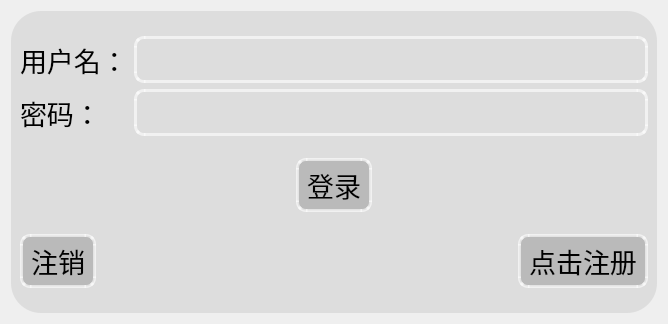
Before: the Qt Designer form wp_demo/tcpclient.ui in JiaYou2124/qt, drawn with Qt 5.
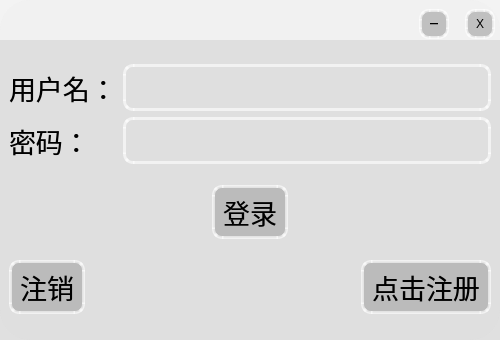
After: the same form once the commit is applied. The open tabs and pages were chosen to show the change. Icons and pictures are not drawn.

What changed in the file:
```diff
--- a/wp_demo/tcpclient.ui
+++ b/wp_demo/tcpclient.ui
@@ -6,10 +6,16 @@
    <rect>
     <x>0</x>
     <y>0</y>
-    <width>668</width>
-    <height>324</height>
+    <width>500</width>
+    <height>340</height>
    </rect>
   </property>
+  <property name="maximumSize">
+   <size>
+    <width>500</width>
+    <height>400</height>
+   </size>
+  </property>
   <property name="windowTitle">
    <string>TcpClient</string>
   </property>
@@ -21,12 +27,15 @@
 {
 	color: rgb(0, 0, 0);
 }
+QWidget#TcpClient
+{
+    border-radius: 30px;
+    background-color: rgba(240, 240, 240, 200);
+}
 QWidget#stackedWidget
 {
-	border-radius:30px;
 	background-color: rgba(150, 150, 150, 50);
 	border-image:url(:/img/img/background2.png);
-
 }
 QLabel
 {
@@ -78,7 +87,9 @@
 QPushButton#back_pb,
 QPushButton#regist_pb,
 QPushButton#code_pb,
-QPushButton#zhuxiao_pb
+QPushButton#zhuxiao_pb,
+QPushButton#close_pb,
+QPushButton#hide_pb
 {
 	background-color:rgba(171, 171, 171, 180);
 	border: 3px solid rgba(255, 255, 255, 150);  /*边框*/
@@ -92,14 +103,129 @@
 QPushButton:hover#back_pb,
 QPushButton:hover#regist_pb,
 QPushButton:hover#code_pb,
-QPushButton:hover#zhuxiao_pb
+QPushButton:hover#zhuxiao_pb,
+QPushButton:hover#close_pb,
+QPushButton:hover#hide_pb
 {
 	border: 1px solid rgba(0, 170, 255, 150);
 	color: rgb(0, 170, 255);
 }
 </string>
   </property>
-  <layout class="QVBoxLayout" name="verticalLayout_10">
+  <layout class="QVBoxLayout" name="verticalLayout_5">
+   <property name="spacing">
+    <number>0</number>
+   </property>
+   <property name="leftMargin">
+    <number>0</number>
+   </property>
+   <property name="topMargin">
+    <number>0</number>
+   </property>
+   <property name="rightMargin">
+    <number>0</number>
+   </property>
+   <property name="bottomMargin">
+    <number>0</number>
+   </property>
+   <item>
+    <widget class="QWidget" name="cl_widget_2" native="true">
+     <layout class="QVBoxLayout" name="verticalLayout_4">
+      <property name="spacing">
+       <number>0</number>
+      </property>
+      <property name="leftMargin">
+       <number>0</number>
+      </property>
+      <property name="topMargin">
+       <number>0</number>
+      </property>
+      <property name="rightMargin">
+       <number>0</number>
+      </property>
+      <property name="bottomMargin">
+       <number>0</number>
+      </property>
+      <item>
+       <widget class="QWidget" name="ck_widget" native="true">
+        <property name="sizePolicy">
+         <sizepolicy hsizetype="Preferred" vsizetype="Preferred">
+          <horstretch>0</horstretch>
+          <verstretch>0</verstretch>
+         </sizepolicy>
+        </property>
+        <property name="maximumSize">
+         <size>
+          <width>16777215</width>
+          <height>40</height>
+         </size>
+        </property>
+        <property name="focusPolicy">
+         <enum>Qt::NoFocus</enum>
+        </property>
+        <property name="layoutDirection">
+         <enum>Qt::RightToLeft</enum>
+        </property>
+        <layout class="QFormLayout" name="formLayout">
+         <property name="rightMargin">
+          <number>15</number>
+         </property>
+         <property name="bottomMargin">
+          <number>15</number>
+         </property>
+         <item row="0" column="0">
+          <widget class="QPushButton" name="close_pb">
+           <property name="sizePolicy">
+            <sizepolicy hsizetype="Preferred" vsizetype="Preferred">
+             <horstretch>0</horstretch>
+             <verstretch>0</verstretch>
+            </sizepolicy>
+           </property>
+           <property name="minimumSize">
+            <size>
+             <width>30</width>
+             <height>30</height>
+            </size>
+           </property>
+           <property name="maximumSize">
+            <size>
+             <width>20</width>
+             <height>20</height>
+            </size>
+           </property>
+           <property name="text">
+            <string>X</string>
+           </property>
+          </widget>
+         </item>
+         <item row="0" column="1">
+          <widget class="QPushButton" name="hide_pb">
+           <property name="sizePolicy">
+            <sizepolicy hsizetype="Preferred" vsizetype="Fixed">
+             <horstretch>0</horstretch>
+             <verstretch>0</verstretch>
+            </sizepolicy>
+           </property>
+           <property name="minimumSize">
+            <size>
+             <width>30</width>
+             <height>30</height>
+            </size>
+           </property>
+           <property name="maximumSize">
+            <size>
+             <width>30</width>
+             <height>30</height>
+            </size>
+           </property>
+           <property name="text">
+            <string>一</string>
+           </property>
+          </widget>
+         </item>
+        </layout>
+       </widget>
+      </item>
    <item>
     <widget class="QStackedWidget" name="stackedWidget">
      <property name="styleSheet">
@@ -403,6 +529,9 @@
        </item>
       </layout>
      </widget>
+       </widget>
+      </item>
+     </layout>
     </widget>
    </item>
   </layout>
```
Left out of the diff: 2 changed lines with no effect on the pictures. Lines whose indentation alone changed are shown as unchanged.
